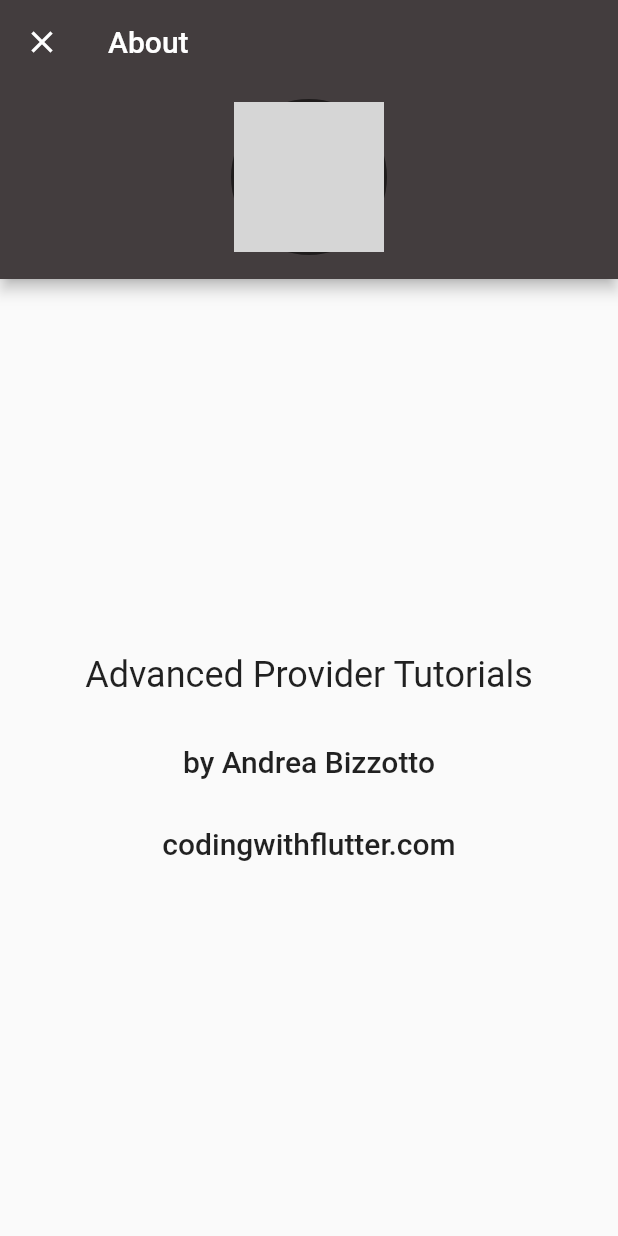
After one commit to espanyoh/mademe-mobile, a Flutter app: the screen it shows once a user with an empty profile is signed in, after a tap on the "help" icon, on a phone screen of 412 x 824 dp. The commit adds this screen. Run offline on Flutter 3.47's test engine with Material 2 defaults, Android fonts, the phone set to English and light mode, and no system bars; our stand-ins replace cloud_firestore, firebase_auth, firebase_storage, flutter_svg, image_picker; accounts and stored records are empty; network calls fail; grey boxes are pictures that could not be loaded.

Commit message:
add example for firebase login and firestore

```diff
--- /dev/null
+++ b/lib/app/auth_widget.dart
@@ -0,0 +1,24 @@
+import 'package:flutter/material.dart';
+import 'package:mademe/app/home/home_page.dart';
+import 'package:mademe/app/sign_in/sign_in_page.dart';
+import 'package:mademe/services/firebase_auth_service.dart';
+
+/// Builds the signed-in or non signed-in UI, depending on the user snapshot.
+/// This widget should be below the [MaterialApp].
+/// An [AuthWidgetBuilder] ancestor is required for this widget to work.
+class AuthWidget extends StatelessWidget {
+  const AuthWidget({Key key, @required this.userSnapshot}) : super(key: key);
+  final AsyncSnapshot<User> userSnapshot;
+
+  @override
+  Widget build(BuildContext context) {
+    if (userSnapshot.connectionState == ConnectionState.active) {
+      return userSnapshot.hasData ? HomePage() : SignInPage();
+    }
+    return Scaffold(
+      body: Center(
+        child: CircularProgressIndicator(),
+      ),
+    );
+  }
+}
--- /dev/null
+++ b/lib/app/auth_widget_builder.dart
@@ -0,0 +1,42 @@
+import 'package:mademe/services/firebase_auth_service.dart';
+import 'package:mademe/services/firebase_storage_service.dart';
+import 'package:mademe/services/firestore_service.dart';
+import 'package:flutter/material.dart';
+import 'package:provider/provider.dart';
+
+/// Used to create user-dependant objects that need to be accessible by all widgets.
+/// This widget should live above the [MaterialApp].
+/// See [AuthWidget], a descendant widget that consumes the snapshot generated by this builder.
+class AuthWidgetBuilder extends StatelessWidget {
+  const AuthWidgetBuilder({Key key, @required this.builder}) : super(key: key);
+  final Widget Function(BuildContext, AsyncSnapshot<User>) builder;
+
+  @override
+  Widget build(BuildContext context) {
+    print('AuthWidgetBuilder rebuild');
+    final authService =
+        Provider.of<FirebaseAuthService>(context, listen: false);
+    return StreamBuilder<User>(
+      stream: authService.onAuthStateChanged,
+      builder: (context, snapshot) {
+        print('StreamBuilder: ${snapshot.connectionState}');
+        final User user = snapshot.data;
+        if (user != null) {
+          return MultiProvider(
+            providers: [
+              Provider<User>.value(value: user),
+              Provider<FirestoreService>(
+                create: (_) => FirestoreService(uid: user.uid),
+              ),
+              Provider<FirebaseStorageService>(
+                create: (_) => FirebaseStorageService(uid: user.uid),
+              ),
+            ],
+            child: builder(context, snapshot),
+          );
+        }
+        return builder(context, snapshot);
+      },
+    );
+  }
+}
--- /dev/null
+++ b/lib/app/home/about_page.dart
@@ -0,0 +1,62 @@
+import 'package:mademe/common_widgets/avatar.dart';
+import 'package:mademe/models/avatar_reference.dart';
+import 'package:mademe/services/firestore_service.dart';
+import 'package:flutter/material.dart';
+import 'package:provider/provider.dart';
+
+class AboutPage extends StatelessWidget {
+  @override
+  Widget build(BuildContext context) {
+    return Scaffold(
+      appBar: AppBar(
+        title: Text('About'),
+        bottom: PreferredSize(
+          preferredSize: Size.fromHeight(130.0),
+          child: Column(
+            children: <Widget>[
+              _buildUserInfo(context: context),
+              SizedBox(height: 16),
+            ],
+          ),
+        ),
+      ),
+      body: Center(
+        child: Column(
+          mainAxisAlignment: MainAxisAlignment.center,
+          children: <Widget>[
+            Text(
+              'Advanced Provider Tutorials',
+              style: Theme.of(context).textTheme.headline,
+            ),
+            SizedBox(height: 32),
+            Text(
+              'by Andrea Bizzotto',
+              style: Theme.of(context).textTheme.title,
+            ),
+            SizedBox(height: 32),
+            Text(
+              'codingwithflutter.com',
+              style: Theme.of(context).textTheme.title,
+            ),
+          ],
+        ),
+      ),
+    );
+  }
+
+  Widget _buildUserInfo({BuildContext context}) {
+    final database = Provider.of<FirestoreService>(context, listen: false);
+    return StreamBuilder<AvatarReference>(
+      stream: database.avatarReferenceStream(),
+      builder: (context, snapshot) {
+        final avatarReference = snapshot.data;
+        return Avatar(
+          photoUrl: avatarReference?.downloadUrl,
+          radius: 50,
+          borderColor: Colors.black54,
+          borderWidth: 2.0,
+        );
+      },
+    );
+  }
+}
--- /dev/null
+++ b/lib/app/home/home_page.dart
@@ -0,0 +1,105 @@
+import 'dart:async';
+
+import 'package:mademe/app/home/about_page.dart';
+import 'package:mademe/common_widgets/avatar.dart';
+import 'package:mademe/models/avatar_reference.dart';
+import 'package:mademe/services/firebase_auth_service.dart';
+import 'package:mademe/services/firebase_storage_service.dart';
+import 'package:mademe/services/firestore_service.dart';
+import 'package:mademe/services/image_picker_service.dart';
+import 'package:flutter/material.dart';
+import 'package:image_picker/image_picker.dart';
+import 'package:provider/provider.dart';
+
+class HomePage extends StatelessWidget {
+  Future<void> _signOut(BuildContext context) async {
+    try {
+      final auth = Provider.of<FirebaseAuthService>(context, listen: false);
+      await auth.signOut();
+    } catch (e) {
+      print(e);
+    }
+  }
+
+  Future<void> _onAbout(BuildContext context) async {
+    await Navigator.of(context).push(
+      MaterialPageRoute(
+        fullscreenDialog: true,
+        builder: (_) => AboutPage(),
+      ),
+    );
+  }
+
+  Future<void> _chooseAvatar(BuildContext context) async {
+    try {
+      // 1. Get image from picker
+      final imagePicker =
+          Provider.of<ImagePickerService>(context, listen: false);
+      final file = await imagePicker.pickImage(source: ImageSource.gallery);
+      if (file != null) {
+        // 2. Upload to storage
+        final storage =
+            Provider.of<FirebaseStorageService>(context, listen: false);
+        final downloadUrl = await storage.uploadAvatar(file: file);
+        // 3. Save url to Firestore
+        final database = Provider.of<FirestoreService>(context, listen: false);
+        await database.setAvatarReference(AvatarReference(downloadUrl));
+        // 4. (optional) delete local file as no longer needed
+        await file.delete();
+      }
+    } catch (e) {
+      print(e);
+    }
+  }
+
+  @override
+  Widget build(BuildContext context) {
+    return Scaffold(
+      appBar: AppBar(
+        title: Text('Home'),
+        leading: IconButton(
+          icon: Icon(Icons.help),
+          onPressed: () => _onAbout(context),
+        ),
+        actions: <Widget>[
+          FlatButton(
+            child: Text(
+              'Logout',
+              style: TextStyle(
+                fontSize: 18.0,
+                color: Colors.white,
+              ),
+            ),
+            onPressed: () => _signOut(context),
+          ),
+        ],
+        bottom: PreferredSize(
+          preferredSize: Size.fromHeight(130.0),
+          child: Column(
+            children: <Widget>[
+              _buildUserInfo(context: context),
+              SizedBox(height: 16),
+            ],
+          ),
+        ),
+      ),
+    );
+  }
+
+  Widget _buildUserInfo({BuildContext context}) {
+    final database = Provider.of<FirestoreService>(context, listen: false);
+    return StreamBuilder<AvatarReference>(
+      stream: database.avatarReferenceStream(),
+      builder: (context, snapshot) {
+        final avatarReference = snapshot.data;
+        return Avatar(
+          photoUrl: avatarReference?.downloadUrl,
+          radius: 50,
+          borderColor: Colors.black54,
+          borderWidth: 2.0,
+          onPressed: () => _chooseAvatar(context),
+        );
+      },
+    );
+  }
+}
--- /dev/null
+++ b/lib/app/sign_in/sign_in_page.dart
@@ -0,0 +1,27 @@
+import 'package:mademe/services/firebase_auth_service.dart';
+import 'package:flutter/material.dart';
+import 'package:provider/provider.dart';
+
+class SignInPage extends StatelessWidget {
+  Future<void> _signInAnonymously(BuildContext context) async {
+    try {
+      final auth = Provider.of<FirebaseAuthService>(context, listen: false);
+      await auth.signInAnonymously();
+    } catch (e) {
+      print(e);
+    }
+  }
+
+  @override
+  Widget build(BuildContext context) {
+    return Scaffold(
+      appBar: AppBar(title: Text('Sign in')),
+      body: Center(
+        child: RaisedButton(
+          child: Text('Sign in anonymously'),
+          onPressed: () => _signInAnonymously(context),
+        ),
+      ),
+    );
+  }
+}
--- /dev/null
+++ b/lib/common_widgets/avatar.dart
@@ -0,0 +1,47 @@
+import 'package:flutter/material.dart';
+import 'package:flutter/rendering.dart';
+
+class Avatar extends StatelessWidget {
+  const Avatar({
+    @required this.photoUrl,
+    @required this.radius,
+    this.borderColor,
+    this.borderWidth,
+    this.onPressed,
+  });
+  final String photoUrl;
+  final double radius;
+  final Color borderColor;
+  final double borderWidth;
+  final VoidCallback onPressed;
+
+  @override
+  Widget build(BuildContext context) {
+    return Container(
+      decoration: _borderDecoration(),
+      child: InkWell(
+        onTap: onPressed,
+        //borderRadius: BorderRadius.circular(radius * 1.2),
+        child: CircleAvatar(
+          radius: radius,
+          backgroundColor: Colors.black12,
+          backgroundImage: photoUrl != null ? NetworkImage(photoUrl) : null,
+          child: photoUrl == null ? Icon(Icons.camera_alt, size: radius) : null,
+        ),
+      ),
+    );
+  }
+
+  Decoration _borderDecoration() {
+    if (borderColor != null && borderWidth != null) {
+      return BoxDecoration(
+        shape: BoxShape.circle,
+        border: Border.all(
+          color: borderColor,
+          width: borderWidth,
+        ),
+      );
+    }
+    return null;
+  }
+}
--- a/lib/main.dart
+++ b/lib/main.dart
@@ -1,17 +1,47 @@
 import 'package:flutter/material.dart';
-
-import 'screens/login_screen.dart';
+import 'package:mademe/app/auth_widget.dart';
+import 'package:mademe/app/auth_widget_builder.dart';
+import 'package:mademe/services/firebase_auth_service.dart';
+import 'package:mademe/services/image_picker_service.dart';
+import 'package:provider/provider.dart';
 
 void main() => runApp(MyApp());
 
 class MyApp extends StatelessWidget {
-  // This widget is the root of your application.
   @override
   Widget build(BuildContext context) {
-    return MaterialApp(
-      title: 'Flutter Login UI',
-      debugShowCheckedModeBanner: false,
-      home: LoginScreen(),
+    return MultiProvider(
+      providers: [
+        Provider<FirebaseAuthService>(
+          create: (_) => FirebaseAuthService(),
+        ),
+        Provider<ImagePickerService>(
+          create: (_) => ImagePickerService(),
+        ),
+      ],
+      child: AuthWidgetBuilder(builder: (context, userSnapshot) {
+        return MaterialApp(
+          debugShowCheckedModeBanner: false,
+          theme: ThemeData(
+            primaryColor: Color(0xFF433D3E),
+          ),
+          home: AuthWidget(userSnapshot: userSnapshot),
+        );
+      }),
     );
   }
 }
+
+// void main() => runApp(MyApp());
+
+// class MyApp extends StatelessWidget {
+//   // This widget is the root of your application.
+//   @override
+//   Widget build(BuildContext context) {
+//     return MaterialApp(
+//       title: 'Flutter Login UI',
+//       debugShowCheckedModeBanner: false,
+//       home: LoginScreen(),
+//     );
+//   }
+// }
--- /dev/null
+++ b/lib/models/avatar_reference.dart
@@ -0,0 +1,21 @@
+class AvatarReference {
+  AvatarReference(this.downloadUrl);
+  final String downloadUrl;
+
+  factory AvatarReference.fromMap(Map<String, dynamic> data) {
+    if (data == null) {
+      return null;
+    }
+    final String downloadUrl = data['downloadUrl'];
+    if (downloadUrl == null) {
+      return null;
+    }
+    return AvatarReference(downloadUrl);
+  }
+
+  Map<String, dynamic> toMap() {
+    return {
+      'downloadUrl': downloadUrl,
+    };
+  }
+}
--- a/lib/screens/home_screen.dart
+++ b/lib/screens/home_screen.dart
@@ -1,9 +1,9 @@
 import 'package:flutter/material.dart';
 import 'package:flutter_staggered_grid_view/flutter_staggered_grid_view.dart';
 import 'package:flutter_svg/flutter_svg.dart';
-import 'package:mademe/model/category.dart';
+import 'package:mademe/models/category.dart';
 import 'package:mademe/screens/recipe_detail_screen.dart';
-import 'package:mademe/utilities/constants.dart';
+import 'package:mademe/utilities/styles.dart';
 import 'package:mademe/widgets/drawer.dart';
 
 class HomeScreen extends StatelessWidget {
--- a/lib/screens/login_screen.dart
+++ b/lib/screens/login_screen.dart
@@ -1,6 +1,6 @@
 import 'package:flutter/material.dart';
 import 'package:flutter/services.dart';
-import 'package:mademe/utilities/constants.dart';
+import 'package:mademe/utilities/styles.dart';
 
 import 'home_screen.dart';
 import 'register_screen.dart';
--- a/lib/screens/recipe_detail_screen.dart
+++ b/lib/screens/recipe_detail_screen.dart
@@ -1,6 +1,6 @@
 import 'package:flutter/material.dart';
 import 'package:flutter_svg/flutter_svg.dart';
-import 'package:mademe/utilities/constants.dart';
+import 'package:mademe/utilities/styles.dart';
 
 class RecipeDetailScreen extends StatelessWidget {
   @override
--- a/lib/screens/register_screen.dart
+++ b/lib/screens/register_screen.dart
@@ -1,7 +1,6 @@
 import 'package:flutter/material.dart';
 import 'package:flutter/services.dart';
-import 'package:mademe/screens/login_screen.dart';
-import 'package:mademe/utilities/constants.dart';
+import 'package:mademe/utilities/styles.dart';
 
 class SignUpScreen extends StatefulWidget {
   @override
--- /dev/null
+++ b/lib/services/firebase_auth_service.dart
@@ -0,0 +1,29 @@
+import 'package:firebase_auth/firebase_auth.dart';
+import 'package:flutter/foundation.dart';
+
+@immutable
+class User {
+  const User({@required this.uid});
+  final String uid;
+}
+
+class FirebaseAuthService {
+  final _firebaseAuth = FirebaseAuth.instance;
+
+  User _userFromFirebase(FirebaseUser user) {
+    return user == null ? null : User(uid: user.uid);
+  }
+
+  Stream<User> get onAuthStateChanged {
+    return _firebaseAuth.onAuthStateChanged.map(_userFromFirebase);
+  }
+
+  Future<User> signInAnonymously() async {
+    final authResult = await _firebaseAuth.signInAnonymously();
+    return _userFromFirebase(authResult.user);
+  }
+
+  Future<void> signOut() async {
+    return await _firebaseAuth.signOut();
+  }
+}
--- /dev/null
+++ b/lib/services/firebase_storage_service.dart
@@ -0,0 +1,42 @@
+import 'dart:io';
+
+import 'package:firebase_storage/firebase_storage.dart';
+import 'package:flutter/foundation.dart';
+
+import 'firestore_path.dart';
+
+class FirebaseStorageService {
+  FirebaseStorageService({@required this.uid}) : assert(uid != null);
+  final String uid;
+
+  /// Upload an avatar from file
+  Future<String> uploadAvatar({
+    @required File file,
+  }) async =>
+      await upload(
+        file: file,
+        path: FirestorePath.avatar(uid) + '/avatar.png',
+        contentType: 'image/png',
+      );
+
+  /// Generic file upload for any [path] and [contentType]
+  Future<String> upload({
+    @required File file,
+    @required String path,
+    @required String contentType,
+  }) async {
+    print('uploading to: $path');
+    final storageReference = FirebaseStorage.instance.ref().child(path);
+    final uploadTask = storageReference.putFile(
+        file, StorageMetadata(contentType: contentType));
+    final snapshot = await uploadTask.onComplete;
+    if (snapshot.error != null) {
+      print('upload error code: ${snapshot.error}');
+      throw snapshot.error;
+    }
+    // Url used to download file/image
+    final downloadUrl = await snapshot.ref.getDownloadURL();
+    print('downloadUrl: $downloadUrl');
+    return downloadUrl;
+  }
+}
--- /dev/null
+++ b/lib/services/firestore_path.dart
@@ -0,0 +1,3 @@
+class FirestorePath {
+  static String avatar(String uid) => 'avatar/$uid';
+}
--- /dev/null
+++ b/lib/services/firestore_service.dart
@@ -0,0 +1,26 @@
+import 'dart:async';
+
+import 'package:cloud_firestore/cloud_firestore.dart';
+import 'package:flutter/foundation.dart';
+import 'package:mademe/models/avatar_reference.dart';
+import 'firestore_path.dart';
+
+class FirestoreService {
+  FirestoreService({@required this.uid}) : assert(uid != null);
+  final String uid;
+
+  // Sets the avatar download url
+  Future<void> setAvatarReference(AvatarReference avatarReference) async {
+    final path = FirestorePath.avatar(uid);
+    final reference = Firestore.instance.document(path);
+    await reference.setData(avatarReference.toMap());
+  }
+
+  // Reads the current avatar download url
+  Stream<AvatarReference> avatarReferenceStream() {
+    final path = FirestorePath.avatar(uid);
+    final reference = Firestore.instance.document(path);
+    final snapshots = reference.snapshots();
+    return snapshots.map((snapshot) => AvatarReference.fromMap(snapshot.data));
+  }
+}
--- /dev/null
+++ b/lib/services/image_picker_service.dart
@@ -0,0 +1,11 @@
+import 'dart:io';
+
+import 'package:flutter/foundation.dart';
+import 'package:image_picker/image_picker.dart';
+
+class ImagePickerService {
+  // Returns a [File] object pointing to the image that was picked.
+  Future<File> pickImage({@required ImageSource source}) async {
+    return ImagePicker.pickImage(source: source);
+  }
+}
--- a/pubspec.yaml
+++ b/pubspec.yaml
@@ -21,6 +21,12 @@ dependencies:
     sdk: flutter
   flutter_svg:
   flutter_staggered_grid_view:
+  provider: ^4.0.1
+  firebase_auth: ^0.14.0+5
+  cloud_firestore: ^0.12.9+4
+  firebase_storage: ^3.0.6
+  image_picker: ^0.6.2+3
+  camera: ^0.5.7+2
 
   # The following adds the Cupertino Icons font to your application.
   # Use with the CupertinoIcons class for iOS style icons.
```
Also changed, not shown: lib/models/category.dart (renamed from lib/model/category.dart), lib/utilities/styles.dart (renamed from lib/utilities/constants.dart), pubspec.lock, 12 other files.
